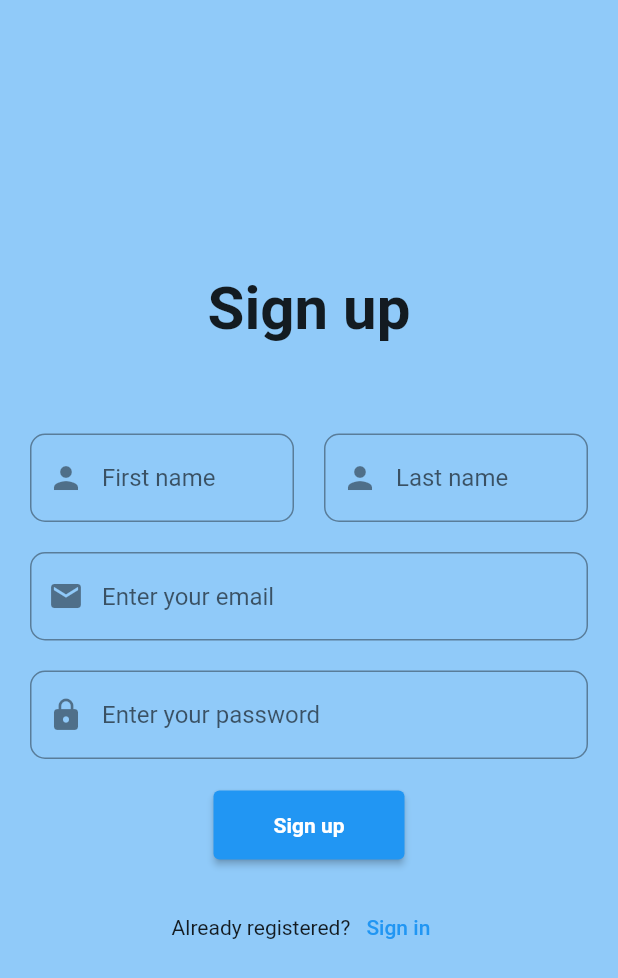
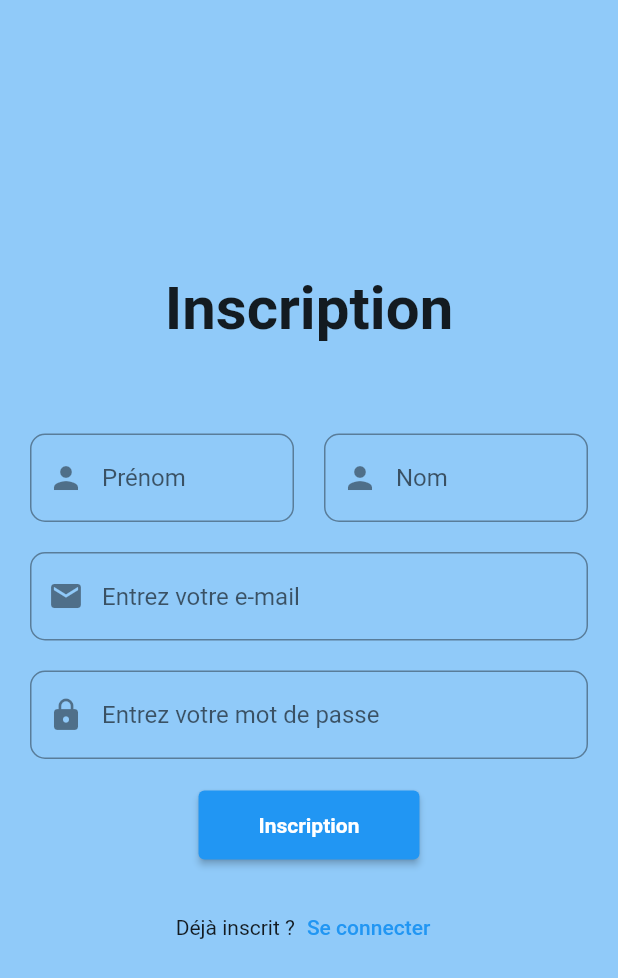
Before and after one commit to Sam-diom/presenceapp, a Flutter app: the RegisterPage screen opened directly, on a phone screen of 412 x 824 dp. Shown: the top 978 px of the screen. Run offline on Flutter 3.47's test engine with Material 2 defaults, Android fonts, the phone set to English and light mode, and no system bars; our stand-ins replace email_validator; missing offline and left inert: mongo_dart.

```diff
--- a/lib/app_localizations.dart
+++ b/lib/app_localizations.dart
@@ -47,7 +47,7 @@ class _AppLocalizationsDelegate
 
   @override
   bool isSupported(Locale locale) {
-    return ['en', 'fr'].contains(locale.languageCode);
+    return ['fr', 'en'].contains(locale.languageCode);
   }
 
   @override
--- /dev/null
+++ b/lib/bdHelper/const.dart
@@ -0,0 +1,3 @@
+const MONGO_CONN_URL =
+    'mongodb+srv://samdiom001:yJWnchQPIDJeWK7y@cluster0.vdz4m2r.mongodb.net/';
+const USER_COLLECTION = 'users';
--- a/lib/login_screen.dart
+++ b/lib/login_screen.dart
@@ -17,7 +17,7 @@ class _LoginPageState extends State<LoginPage> {
   final _formKey = GlobalKey<FormState>();
   var rememberValue = false;
   Locale currentLocale =
-      const Locale('en', 'US'); // Langue par défaut : anglais
+      const Locale('fr', 'FR'); // Langue par défaut : anglais
 
   void _changeLanguage(Locale newLocale) {
     setState(() {
--- a/lib/main.dart
+++ b/lib/main.dart
@@ -2,8 +2,11 @@ import 'package:flutter/material.dart';
 import 'package:flutter_localizations/flutter_localizations.dart';
 import 'package:presenceapp/login_screen.dart';
 import 'app_localizations.dart';
+import 'bdHelper/mongoBdConnect.dart';
 
-void main() {
+void main() async {
+  WidgetsFlutterBinding.ensureInitialized();
+  await MongoDatabase.connect();
   runApp(const MyApp());
 }
 
--- /dev/null
+++ b/lib/mongodbModel.dart
@@ -0,0 +1,58 @@
+import 'dart:convert';
+
+class MongoModel {
+  Object id;
+  String firstName;
+  String lastName;
+  String email;
+  String password;
+  DateTime created;
+
+  MongoModel({
+    required this.id,
+    required this.firstName,
+    required this.lastName,
+    required this.email,
+    required this.password,
+    required this.created,
+  });
+
+  factory MongoModel.fromRawJson(String str) =>
+      MongoModel.fromJson(json.decode(str));
+
+  String toRawJson() => json.encode(toJson());
+
+  factory MongoModel.fromJson(Map<String, dynamic> json) => MongoModel(
+      id: json["_id"],
+      firstName: json["firstName"],
+      lastName: json["lastName"],
+      email: json["email"],
+      password: json["password"],
+      created: DateTime.parse(json["created"]));
+
+  Map<String, dynamic> toJson() => {
+        "_id": id,
+        "firstName": firstName,
+        "lastName": lastName,
+        "email": email,
+        "password": password,
+        "created": created.toIso8601String(),
+      };
+
+  static MongoModel createNew({
+    required Object id,
+    required String firstName,
+    required String lastName,
+    required String email,
+    required String password,
+    required DateTime created,
+  }) {
+    return MongoModel(
+        id: id,
+        firstName: firstName,
+        lastName: lastName,
+        email: email,
+        password: password,
+        created: DateTime.now());
+  }
+}
--- a/lib/register_screen.dart
+++ b/lib/register_screen.dart
@@ -1,6 +1,8 @@
-import 'package:email_validator/email_validator.dart';
 import 'package:flutter/material.dart';
+import 'package:presenceapp/bdHelper/mongoBdConnect.dart';
 import 'package:presenceapp/login_screen.dart';
+import 'package:presenceapp/mongodbModel.dart';
+import 'package:mongo_dart/mongo_dart.dart' as mongo;
 
 class RegisterPage extends StatefulWidget {
   const RegisterPage({Key? key, required this.title}) : super(key: key);
@@ -13,6 +15,10 @@ class RegisterPage extends StatefulWidget {
 class _RegisterPageState extends State<RegisterPage> {
   final _formKey = GlobalKey<FormState>();
   var rememberValue = false;
+  final TextEditingController _firstNameController = TextEditingController();
+  final TextEditingController _lastNameController = TextEditingController();
+  final TextEditingController _emailController = TextEditingController();
+  final TextEditingController _passwordController = TextEditingController();
 
   @override
   Widget build(BuildContext context) {
@@ -25,7 +31,7 @@ class _RegisterPageState extends State<RegisterPage> {
           crossAxisAlignment: CrossAxisAlignment.center,
           children: <Widget>[
             const Text(
-              'Sign up',
+              'Inscription',
               style: TextStyle(
                 fontWeight: FontWeight.bold,
                 fontSize: 40,
@@ -42,12 +48,16 @@ class _RegisterPageState extends State<RegisterPage> {
                     children: [
                       Expanded(
                         child: TextFormField(
-                          validator: (value) => EmailValidator.validate(value!)
-                              ? null
-                              : "Please enter a valid email",
+                          controller: _firstNameController,
+                          validator: (value) {
+                            if (value == null || value.isEmpty) {
+                              return 'Veuillez entrer votre prénom';
+                            }
+                            return null;
+                          },
                           maxLines: 1,
                           decoration: InputDecoration(
-                            hintText: 'First name',
+                            hintText: 'Prénom',
                             prefixIcon: const Icon(Icons.person),
                             border: OutlineInputBorder(
                               borderRadius: BorderRadius.circular(10),
@@ -60,12 +70,16 @@ class _RegisterPageState extends State<RegisterPage> {
                       ),
                       Expanded(
                         child: TextFormField(
-                          validator: (value) => EmailValidator.validate(value!)
-                              ? null
-                              : "Please enter a valid email",
+                          controller: _lastNameController,
+                          validator: (value) {
+                            if (value == null || value.isEmpty) {
+                              return 'Veuillez entrer votre nom';
+                            }
+                            return null;
+                          },
                           maxLines: 1,
                           decoration: InputDecoration(
-                            hintText: 'Last name',
+                            hintText: 'Nom',
                             prefixIcon: const Icon(Icons.person),
                             border: OutlineInputBorder(
                               borderRadius: BorderRadius.circular(10),
@@ -79,12 +93,17 @@ class _RegisterPageState extends State<RegisterPage> {
                     height: 20,
                   ),
                   TextFormField(
-                    validator: (value) => EmailValidator.validate(value!)
-                        ? null
-                        : "Please enter a valid email",
+                    controller: _emailController,
+                    validator: (value) {
+                      if (value == null || value.isEmpty) {
+                        return 'Veuillez entrer votre e-mail';
+                      }
+                      // Ajoutez ici votre validation d'e-mail si nécessaire
+                      return null;
+                    },
                     maxLines: 1,
                     decoration: InputDecoration(
-                      hintText: 'Enter your email',
+                      hintText: 'Entrez votre e-mail',
                       prefixIcon: const Icon(Icons.email),
                       border: OutlineInputBorder(
                         borderRadius: BorderRadius.circular(10),
@@ -95,9 +114,10 @@ class _RegisterPageState extends State<RegisterPage> {
                     height: 20,
                   ),
                   TextFormField(
+                    controller: _passwordController,
                     validator: (value) {
                       if (value == null || value.isEmpty) {
-                        return 'Please enter your password';
+                        return 'Veuillez entrer votre mot de passe';
                       }
                       return null;
                     },
@@ -105,7 +125,7 @@ class _RegisterPageState extends State<RegisterPage> {
                     obscureText: true,
                     decoration: InputDecoration(
                       prefixIcon: const Icon(Icons.lock),
-                      hintText: 'Enter your password',
+                      hintText: 'Entrez votre mot de passe',
                       border: OutlineInputBorder(
                         borderRadius: BorderRadius.circular(10),
                       ),
@@ -116,13 +136,28 @@ class _RegisterPageState extends State<RegisterPage> {
                   ),
                   ElevatedButton(
                     onPressed: () {
-                      if (_formKey.currentState!.validate()) {}
+                      if (_formKey.currentState!.validate()) {
+                        // Le formulaire est valide, vous pouvez ajouter votre logique de traitement ici
+                        _insertData(
+                          _firstNameController.text,
+                          _lastNameController.text,
+                          _emailController.text,
+                          _passwordController.text,
+                        );
+                        Navigator.pushReplacement(
+                          context,
+                          MaterialPageRoute(
+                            builder: (context) => const LoginPage(
+                                title: 'Interface de connexion'),
+                          ),
+                        );
+                      }
                     },
                     style: ElevatedButton.styleFrom(
                       padding: const EdgeInsets.fromLTRB(40, 15, 40, 15),
                     ),
                     child: const Text(
-                      'Sign up',
+                      'Inscription',
                       style: TextStyle(
                         fontWeight: FontWeight.bold,
                       ),
@@ -134,18 +169,18 @@ class _RegisterPageState extends State<RegisterPage> {
                   Row(
                     mainAxisAlignment: MainAxisAlignment.center,
                     children: [
-                      const Text('Already registered?'),
+                      const Text('Déjà inscrit ?'),
                       TextButton(
                         onPressed: () {
                           Navigator.pushReplacement(
                             context,
                             MaterialPageRoute(
-                              builder: (context) =>
-                                  const LoginPage(title: 'Login UI'),
+                              builder: (context) => const LoginPage(
+                                  title: 'Interface de connexion'),
                             ),
                           );
                         },
-                        child: const Text('Sign in'),
+                        child: const Text('Se connecter'),
                       ),
                     ],
                   ),
@@ -157,4 +192,33 @@ class _RegisterPageState extends State<RegisterPage> {
       ),
     );
   }
+
+  Future<void> _insertData(
+      String firstName, String lastName, String email, String password) async {
+    var _id =
+        mongo.ObjectId(); // Génère un nouvel ObjectId pour l'ID de l'objet
+    var created = DateTime.now(); // Récupère la date et l'heure actuelles
+    final data = MongoModel.createNew(
+      id: _id,
+      firstName: firstName,
+      lastName: lastName,
+      email: email,
+      password: password,
+      created:
+          created, // Utilise la date et l'heure actuelles comme date de création
+    );
+    var result = await MongoDatabase.insert(
+        data); // Insère les données dans la base de données MongoDB en utilisant la classe MongoDatabase
+    ScaffoldMessenger.of(context).showSnackBar(
+        SnackBar(content: Text("ID inséré: " + _id.toHexString())));
+    // Affiche une notification avec l'ID inséré
+    _clearAll();
+  }
+
+  void _clearAll() {
+    _firstNameController.clear();
+    _lastNameController.clear();
+    _emailController.clear();
+    _passwordController.clear();
+  }
 }
--- a/pubspec.yaml
+++ b/pubspec.yaml
@@ -41,6 +41,7 @@ dependencies:
   provider: ^6.0.5
   intl: ^0.18.1
   flutter_localization: ^0.1.13
+  mongo_dart: ^0.9.3
 
 dev_dependencies:
   flutter_test:
```
Also changed, not shown: lib/bdHelper/mongoBdConnect.dart (added, +28 -0 lines), pubspec.lock.
